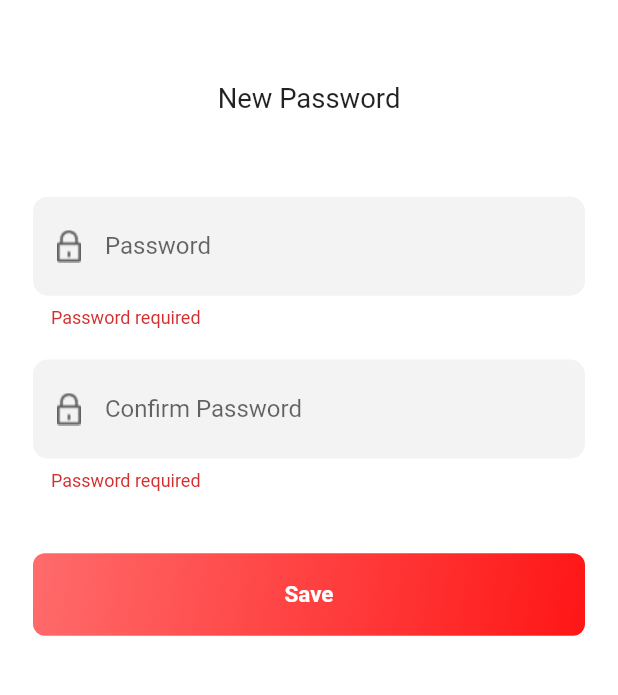
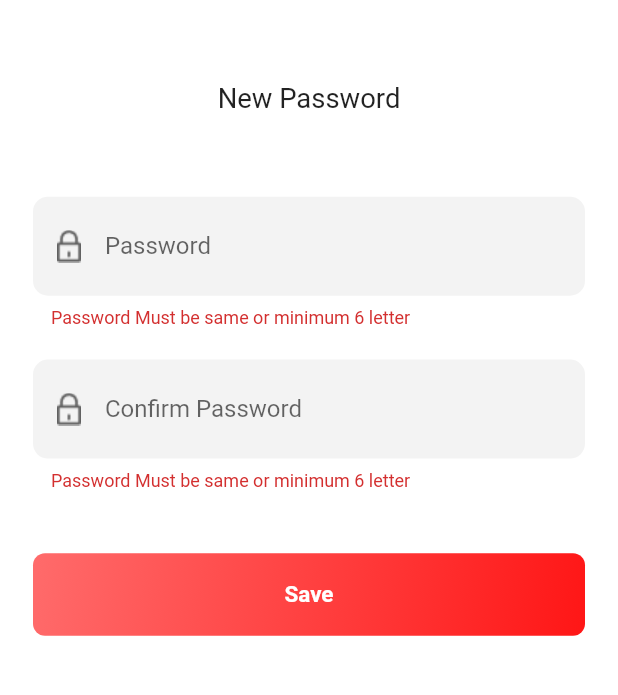
Before and after one commit to PriyankManiya/Paper-APP, a Flutter app: the CreatePassword screen opened directly, after a tap on "Save", on a phone screen of 412 x 824 dp, the part 169-864 px from its top. Run offline on Flutter 3.47's test engine with Material 2 defaults, Android fonts, the phone set to English and light mode, and no system bars; our stand-ins replace get.

Commit message:
fix desing

```diff
--- a/lib/screens/auth/forgetpwd/createpassword.dart
+++ b/lib/screens/auth/forgetpwd/createpassword.dart
@@ -154,24 +154,23 @@ class _CreatePasswordState extends State<CreatePassword> {
 
   String validatepass1(String value) {
     if (value.isEmpty || value.length < 6) {
-      return "Password required";
+      return "Password Must be same or minimum 6 letter";
     }
     return null;
   }
 
   String validatepass2(String value) {
     if (value.isEmpty || value.length < 6) {
-      return "Password required";
+      return "Password Must be same or minimum 6 letter";
     }
     return null;
   }
 
   void checkvalidation() {
     final isValid = forgotkey.currentState.validate();
-    if (!isValid) {
+    if (!isValid || pwdcontroller.text != confirmcontroller.text) {
       return;
     }
     forgotkey.currentState.save();
-    // Get.to(() => OnBoarding(), transition: Transition.cupertino);
   }
 }
```
